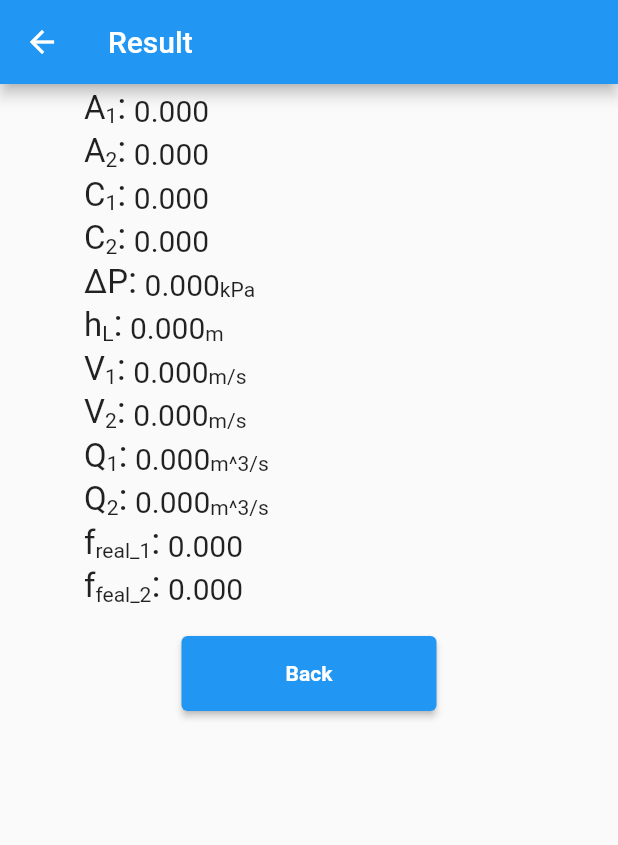
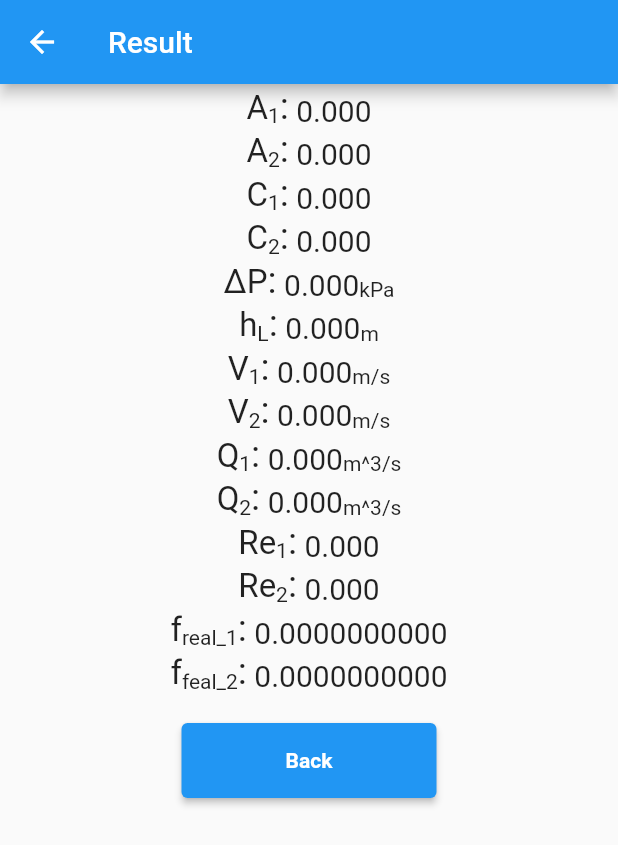
Before and after one commit to Hitbee-dev/measuring_for_pipe_pressure, a Flutter app: the ResultPage screen opened directly with empty values, on a phone screen of 412 x 824 dp. Shown: the top 845 px of the screen. Run offline on Flutter 3.47's test engine with Material 2 defaults, Android fonts, the phone set to English and light mode, and no system bars; our stand-ins replace get.

Commit message:
방정식 수정

```diff
--- a/lib/page/result_page.dart
+++ b/lib/page/result_page.dart
@@ -40,8 +40,8 @@ class _ResultPageState extends State<ResultPage> {
         body: SafeArea(
           child: SingleChildScrollView(
             child: Center(
-              child: Container(
-                width: 300,
+              child: SingleChildScrollView(
+                scrollDirection: Axis.horizontal,
                 child: Column(
                   children: [
                     resultText(
@@ -84,13 +84,13 @@ class _ResultPageState extends State<ResultPage> {
                         "V",
                         "1",
                         ":",
-                        " ${((Get.arguments as SettingData).v_one).toStringAsFixed(3)}",
+                        " ${((Get.arguments as SettingData).v_one / 1000).toStringAsFixed(3)}",
                         "m/s"),
                     resultText(
                         "V",
                         "2",
                         ":",
-                        " ${((Get.arguments as SettingData).v_two).toStringAsFixed(3)}",
+                        " ${((Get.arguments as SettingData).v_two / 1000).toStringAsFixed(3)}",
                         "m/s"),
                     resultText(
                         "Q",
@@ -105,16 +105,28 @@ class _ResultPageState extends State<ResultPage> {
                         " ${((Get.arguments as SettingData).q_two).toStringAsFixed(3)}",
                         "m^3/s"),
                     resultText(
+                        "Re",
+                        "1",
+                        ":",
+                        " ${((Get.arguments as SettingData).r_one).toStringAsFixed(3)}",
+                        ""),
+                    resultText(
+                        "Re",
+                        "2",
+                        ":",
+                        " ${((Get.arguments as SettingData).r_two).toStringAsFixed(3)}",
+                        ""),
+                    resultText(
                         "f",
                         "real_1",
                         ":",
-                        " ${((Get.arguments as SettingData).fr_one).toStringAsFixed(3)}",
+                        " ${((Get.arguments as SettingData).fr_one).toStringAsFixed(10)}",
                         ""),
                     resultText(
                         "f",
                         "feal_2",
                         ":",
-                        " ${((Get.arguments as SettingData).fr_two).toStringAsFixed(3)}",
+                        " ${((Get.arguments as SettingData).fr_two).toStringAsFixed(10)}",
                         ""),
                     backButton()
                   ],
```
Also changed, not shown: lib/page/main_page.dart (+43 -28 lines).
